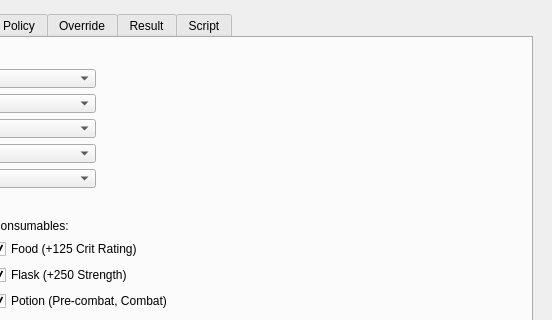
Old version of the form gic.ui in the repository AeanSR/irecore; both pictures show x 238 to 790 and y 0 to 320 of the 790 by 620 pixel window.
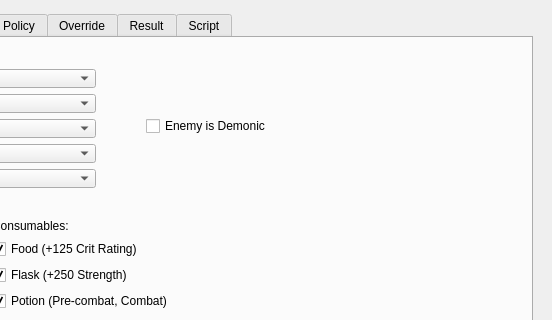
New version of the form. The open tabs and pages were chosen to show the change. Icons and pictures are not drawn.

Commit message: Updates for patch 6.2.3 - DBC updated. - Enrage multiplier 10% -> 15% - Touch of the Grave damage doubled. - New Trinket: Gronntooth War Horn - New option: Enemy is Demonic(enemy_is_demonic), for the new trinket. - Enhancement for trinket benchmark:   - You can select trinkets to be evaluated.   - Upgraded trinkets added.

The edit to the form file:
```diff
--- a/gic.ui
+++ b/gic.ui
@@ -991,6 +991,22 @@
           </item>
          </layout>
         </widget>
+        <widget class="QCheckBox" name="checkEnemyIsDemonic">
+         <property name="geometry">
+          <rect>
+           <x>370</x>
+           <y>80</y>
+           <width>188</width>
+           <height>16</height>
+          </rect>
+         </property>
+         <property name="text">
+          <string>Enemy is Demonic</string>
+         </property>
+         <property name="checked">
+          <bool>false</bool>
+         </property>
+        </widget>
        </widget>
        <widget class="QWidget" name="tabBuild">
         <attribute name="title">
```
Left out of the diff: 13 changed lines with no effect on the pictures. The commit also changes 12 other files.
